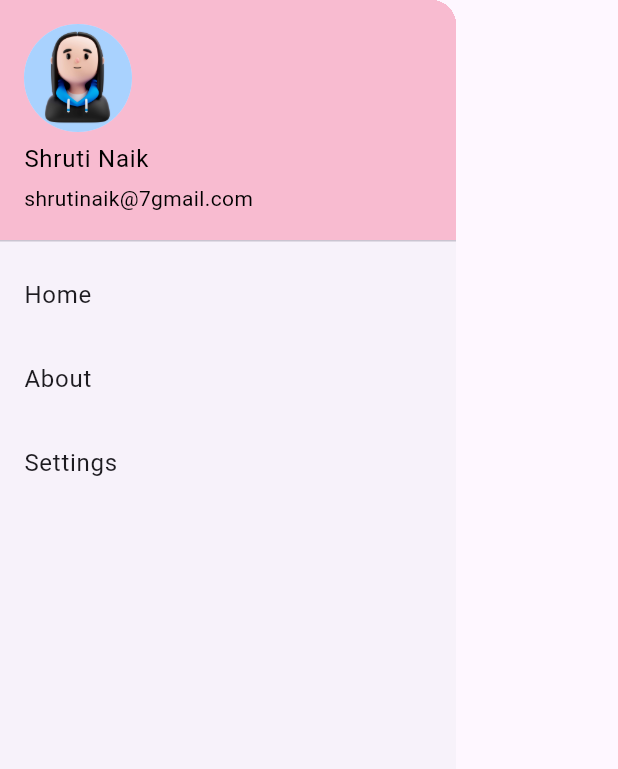
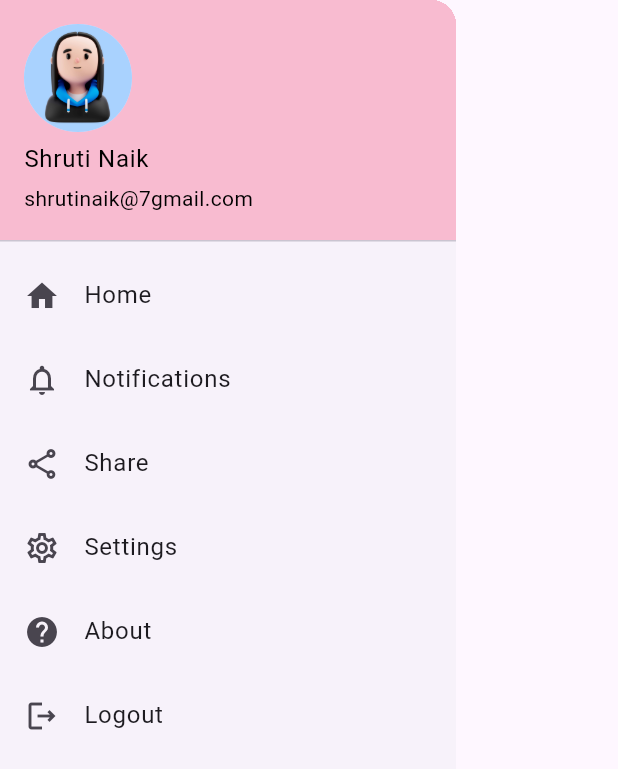
Before and after one commit to shrutiiiiin/homepage-flutter, a Flutter app: the NavBar widget shown alone on an empty page, opened directly, on a phone screen of 412 x 824 dp. Shown: the top 769 px of the screen. Run offline on Flutter 3.47's test engine with Material 3 defaults, Android fonts, the phone set to English and light mode, and no system bars.

Commit message:
fist commit#1

```diff
--- a/lib/navbar.dart
+++ b/lib/navbar.dart
@@ -23,15 +23,33 @@ class NavBar extends StatelessWidget {
             ),
           ),
           ListTile(
+            leading: Icon(Icons.home),
             title: Text('Home'),
             onTap: () {},
           ),
           ListTile(
+            leading: Icon(Icons.notifications_none_outlined),
+            title: Text('Notifications'),
+            onTap: () {},
+          ),
+          ListTile(
+            leading: Icon(Icons.share_outlined),
+            title: Text('Share'),
+            onTap: () {},
+          ),
+          ListTile(
+            leading: Icon(Icons.settings_outlined),
+            title: Text('Settings'),
+            onTap: () {},
+          ),
+          ListTile(
+            leading: Icon(Icons.help),
             title: Text('About'),
             onTap: () {},
           ),
           ListTile(
-            title: Text('Settings'),
+            leading: Icon(Icons.logout_outlined),
+            title: Text('Logout'),
             onTap: () {},
           ),
         ],
```
